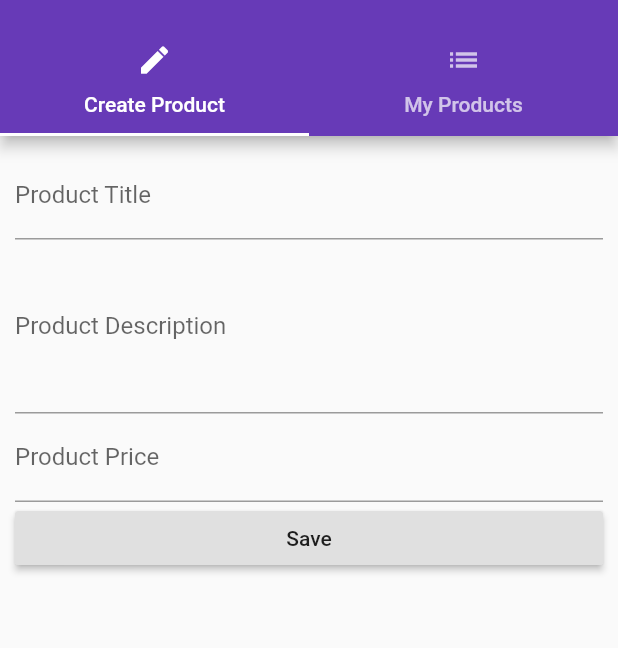
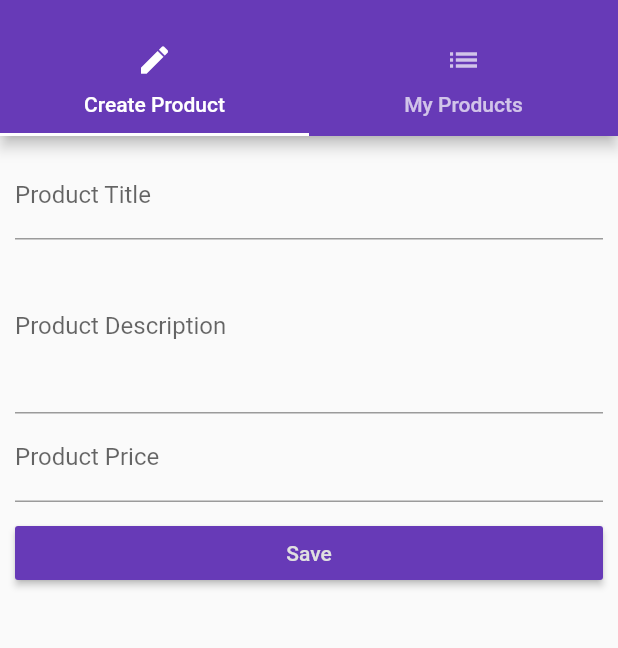
Before and after one commit to VasanthakumarV/mm-flutter, a Flutter app: the ProductsAdminPage screen opened by its route, on a phone screen of 412 x 824 dp, the part 59-707 px from its top. Run offline on Flutter 3.47's test engine with Material 2 defaults, Android fonts, the phone set to English and light mode, and no system bars.

Commit message:
style button

```diff
--- a/input/lib/pages/product_create.dart
+++ b/input/lib/pages/product_create.dart
@@ -48,8 +48,13 @@ class _ProductCreatePageState extends State<ProductCreatePage> {
               });
             },
           ),
+          SizedBox(
+            height: 10.0,
+          ),
           RaisedButton(
             child: Text("Save"),
+            color: Theme.of(context).accentColor,
+            textColor: Theme.of(context).buttonColor,
             onPressed: () {
               final Map<String, dynamic> product = {
                 'title': titleValue,
@@ -58,6 +63,7 @@ class _ProductCreatePageState extends State<ProductCreatePage> {
                 'image': 'images/food.jpg',
               };
               widget.addProduct(product);
+              Navigator.pushReplacementNamed(context, '/');
             },
           )
         ],
```
